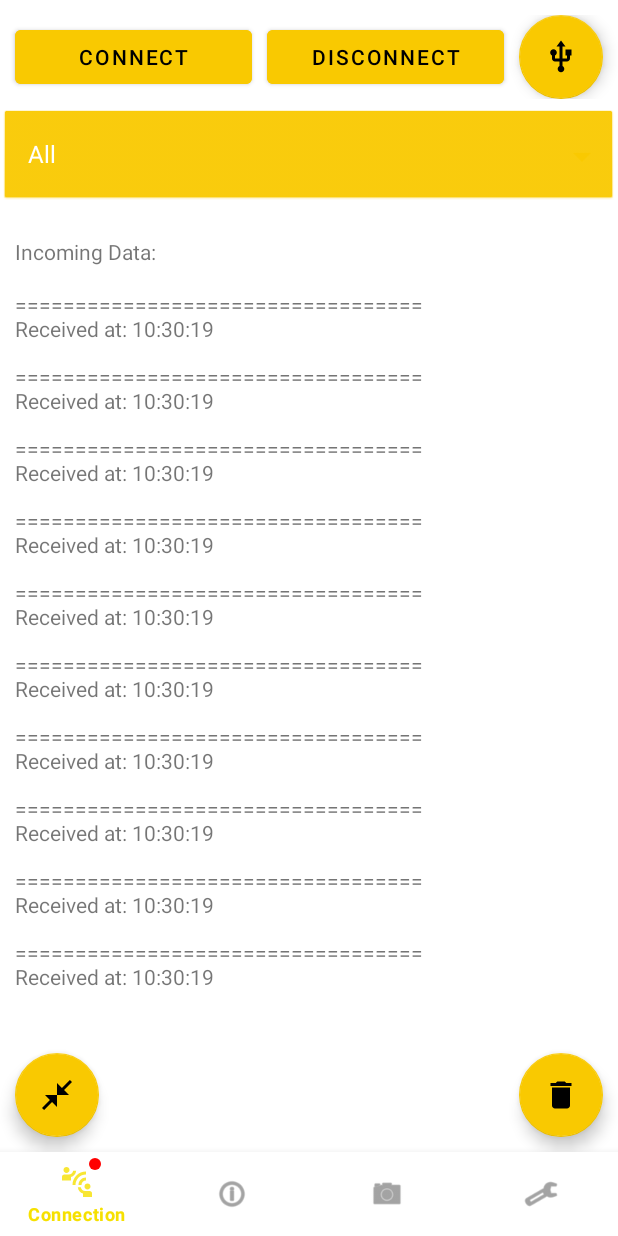
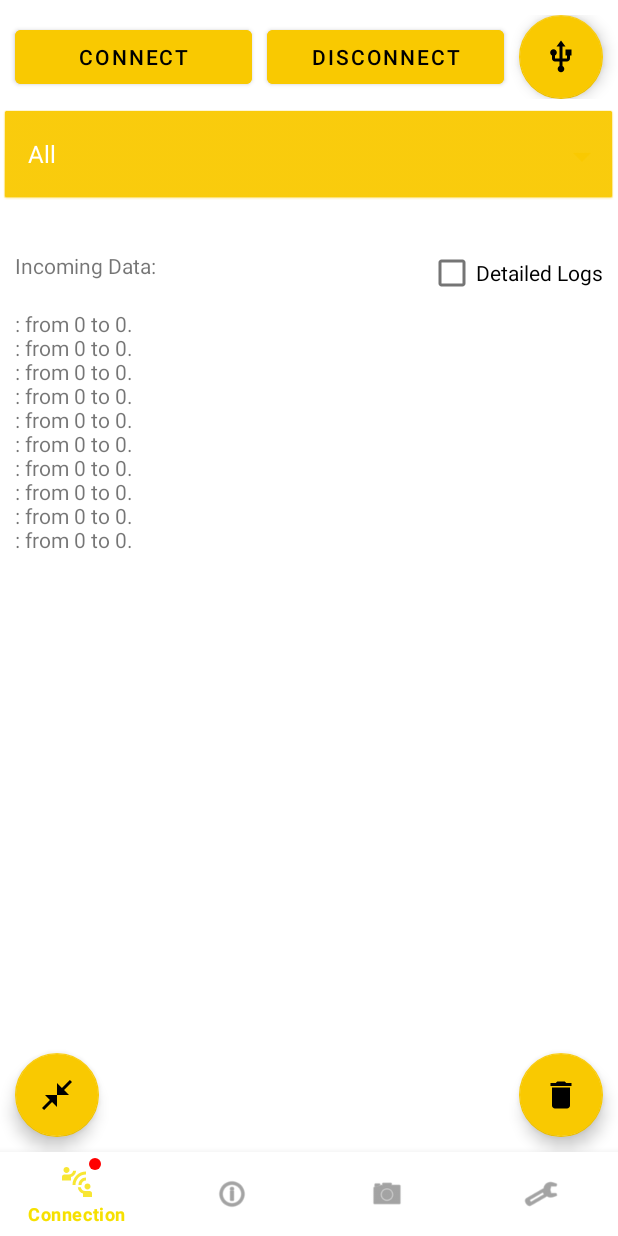
Before and after one commit to SwarmUS/HiveAR, an Android app: the ConnectionViewFragment screen opened through its navigation route, on a phone screen of 412 x 824 dp. Run offline under Robolectric (Android 15) with nearby library versions, the light colour scheme and no system bars; our stand-ins replace navigation-ui; libraries missing offline, so code that uses them is left out: com.felhr.usbserial, com.google.ar.core; 17 statements that could not run were skipped.

Commit message:
Simpler logs button (#75)
* - Added a button to use short msgs instead of full length which can be hard to read. short by default now.
- Bump pheromone

* Fix cannot click

```diff
--- a/HiveAR/app/src/main/java/com/swarmus/hivear/fragments/ConnectionViewFragment.java
+++ b/HiveAR/app/src/main/java/com/swarmus/hivear/fragments/ConnectionViewFragment.java
@@ -7,6 +7,7 @@ import android.view.View;
 import android.view.ViewGroup;
 import android.widget.AdapterView;
 import android.widget.ArrayAdapter;
+import android.widget.CheckBox;
 import android.widget.FrameLayout;
 import android.widget.Spinner;
 import android.widget.TextView;
@@ -42,6 +43,8 @@ public class ConnectionViewFragment extends Fragment {
     private ProtoMsgViewModel protoMsgViewModel;
     private TextView dataReceived;
 
+    private CheckBox detailedLogsCB;
+
     private static final int MSG_LOGGING_LENGTH = 10;
     private boolean isInfoVisible = false;
 
@@ -51,6 +54,7 @@ public class ConnectionViewFragment extends Fragment {
 
         protoMsgViewModel = new ViewModelProvider(requireActivity()).get(ProtoMsgViewModel.class);
         dataReceived = view.findViewById(R.id.dataReceived);
+        detailedLogsCB = view.findViewById(R.id.detailedLogs);
 
         return view;
     }
@@ -75,6 +79,10 @@ public class ConnectionViewFragment extends Fragment {
     private void initButtonCallbacks() {
         getView().findViewById(R.id.hide_ui).setOnClickListener(v -> {
             expandUI(!isInfoVisible);
+        });
+
+        detailedLogsCB.setOnCheckedChangeListener((compoundButton, checked) -> {
+            filterChanged();
         });
 
         getView().findViewById(R.id.clean_text).setOnClickListener(v -> {
@@ -134,18 +142,21 @@ public class ConnectionViewFragment extends Fragment {
 
     private void initLoggerTextView() {
         dataReceived.setMovementMethod(new ScrollingMovementMethod());
-        dataReceived.setText(protoMsgViewModel.getLastMsgsSpannable(MSG_LOGGING_LENGTH));
+        dataReceived.setText(protoMsgViewModel.getLastMsgsSpannable(
+                MSG_LOGGING_LENGTH, detailedLogsCB.isChecked()));
         // Align text correctly on change logging filter
         protoMsgViewModel.getCurrentProtoMsgStorer().observe(getViewLifecycleOwner(), s -> filterChanged());
     }
 
     private void filterChanged() {
         if (protoMsgViewModel.getCurrentProtoMsgStorer().getValue() != null) {
-            dataReceived.setText(protoMsgViewModel.getLastMsgsSpannable(MSG_LOGGING_LENGTH));
+            dataReceived.setText(protoMsgViewModel.getLastMsgsSpannable(
+                    MSG_LOGGING_LENGTH, detailedLogsCB.isChecked()));
 
             // Align text on new message
             protoMsgViewModel.getCurrentProtoMsgStorer().getValue().addObserver((observable, object) -> {
-                dataReceived.setText(protoMsgViewModel.getLastMsgsSpannable(MSG_LOGGING_LENGTH));
+                dataReceived.setText(protoMsgViewModel.getLastMsgsSpannable(MSG_LOGGING_LENGTH,
+                        detailedLogsCB.isChecked()));
             });
         }
     }
--- a/HiveAR/app/src/main/java/com/swarmus/hivear/models/ProtoMsgStorer.java
+++ b/HiveAR/app/src/main/java/com/swarmus/hivear/models/ProtoMsgStorer.java
@@ -1,6 +1,7 @@
 package com.swarmus.hivear.models;
 
 import com.swarmus.hivear.MessageOuterClass;
+import com.swarmus.hivear.viewmodels.ProtoMsgViewModel;
 
 import java.text.SimpleDateFormat;
 import java.util.Calendar;
@@ -45,6 +46,51 @@ public class ProtoMsgStorer extends Observable {
             loggingString += msgQueue.get(i).toString() + "\n";
         }
 
+        return loggingString;
+    }
+
+    public String getLoggingStringShort(int nbToRetrieve) {
+        String loggingString = "";
+
+        nbToRetrieve = Math.min(nbToRetrieve, msgQueue.size());
+        nbToRetrieve = Math.max(nbToRetrieve, 0);
+        for (int i = 0; i < nbToRetrieve; i++) {
+            MessageOuterClass.Message m = msgQueue.get(i);
+            int source = m.getSourceId();
+            int  destination  = m.getDestinationId();
+            String type = "";
+            switch (m.getMessageCase()) {
+                case REQUEST:
+                    type = ProtoMsgViewModel.requestPattern;
+                    break;
+                case RESPONSE:
+                    type = ProtoMsgViewModel.responsePattern;
+                    break;
+                case GREETING:
+                    type = ProtoMsgViewModel.greetingPattern;
+                    break;
+                case VM:
+                    type = ProtoMsgViewModel.vmPattern;
+                    break;
+                case NETWORK:
+                    type = ProtoMsgViewModel.networkPattern;
+                    break;
+                case INTERLOC:
+                    type = ProtoMsgViewModel.interlocPattern;
+                    break;
+                case HIVECONNECT_HIVEMIND:
+                    type = ProtoMsgViewModel.hiveconnectHivemindPattern;
+                    break;
+                case MESSAGE_NOT_SET:
+                    type = ProtoMsgViewModel.nullPattern;
+                    break;
+            }
+
+            loggingString += String.format("%s: from %d to %d.", type, source, destination);
+            if (i != nbToRetrieve - 1) {
+                loggingString += "\n";
+            }
+        }
         return loggingString;
     }
 
--- a/HiveAR/app/src/main/java/com/swarmus/hivear/viewmodels/ProtoMsgViewModel.java
+++ b/HiveAR/app/src/main/java/com/swarmus/hivear/viewmodels/ProtoMsgViewModel.java
@@ -19,12 +19,16 @@ public class ProtoMsgViewModel extends ViewModel {
     private final MutableLiveData<ProtoMsgStorer> currentProtoMsgStorer;
     private final MutableLiveData<List<ProtoMsgStorer>> allProtoMsgStorer;
 
-    private static String requestPattern = "request";
-    private static String responsePattern = "response";
-    private static String greetingPattern = "greeting";
-    private static String nullPattern = "null";
-    private static String destinationPattern = "destination";
-    private static String sourcePattern = "source";
+    public static String requestPattern = "request";
+    public static String responsePattern = "response";
+    public static String greetingPattern = "greeting";
+    public static String nullPattern = "null";
+    public static String destinationPattern = "destination";
+    public static String sourcePattern = "source";
+    public static String vmPattern = "vm";
+    public static String networkPattern = "network";
+    public static String interlocPattern = "interloc";
+    public static String hiveconnectHivemindPattern = "hiveconnectHivemind";
 
     private static int requestColor = Color.BLUE;
     private static int responseColor = Color.GREEN;
@@ -32,6 +36,10 @@ public class ProtoMsgViewModel extends ViewModel {
     private static int invalidColor = Color.RED;
     private static int destinationColor = Color.MAGENTA;
     private static int sourceColor = Color.CYAN;
+    private static int vmColor = Color.rgb(255, 136, 55); // Orange
+    private static int networkColor = Color.rgb(102, 0, 105); // purple
+    private static int interlocColor = Color.rgb(97, 0, 23); //burgundy
+    private static int hiveconnectHivemindColor = Color.rgb(43, 92, 0); // Dark green
 
     public ProtoMsgViewModel() {
         allProtoMsgStorer = new MutableLiveData<>(new ArrayList<>());
@@ -70,13 +78,15 @@ public class ProtoMsgViewModel extends ViewModel {
         }
     }
 
-    public SpannableString getLastMsgsSpannable(int nbToRetrieve) {
+    public SpannableString getLastMsgsSpannable(int nbToRetrieve, boolean isLong) {
 
         if (currentProtoMsgStorer == null || currentProtoMsgStorer.getValue() == null) {
             return new SpannableString("");
         }
 
-        String lastMsgs = currentProtoMsgStorer.getValue().getLoggingString(nbToRetrieve);
+        String lastMsgs = isLong ?
+                currentProtoMsgStorer.getValue().getLoggingString(nbToRetrieve) :
+                currentProtoMsgStorer.getValue().getLoggingStringShort(nbToRetrieve);
 
         SpannableString s = new SpannableString(lastMsgs);
         String[] parts = lastMsgs.split("\n");
@@ -86,13 +96,21 @@ public class ProtoMsgViewModel extends ViewModel {
         int lastNull = 0;
         int lastDestination = 0;
         int lastSource = 0;
+        int lastVM = 0;
+        int lastNetwork = 0;
+        int lastInterloc = 0;
+        int lastHiveconnectHivemind = 0;
         for(final String word : parts) {
-            lastResponse =      colorizeString(responsePattern,     lastResponse,       responseColor,      word, lastMsgs, s);
-            lastRequest =       colorizeString(requestPattern,      lastRequest,        requestColor,       word, lastMsgs, s);
-            lastGreeting =      colorizeString(greetingPattern,     lastGreeting,       greetingColor,      word, lastMsgs, s);
-            lastNull =          colorizeString(nullPattern,         lastNull,           invalidColor,       word, lastMsgs, s);
-            lastDestination =   colorizeString(destinationPattern,  lastDestination,    destinationColor,   word, lastMsgs, s);
-            lastSource =        colorizeString(sourcePattern,       lastSource,         sourceColor,        word, lastMsgs, s);
+            lastResponse =              colorizeString(responsePattern,             lastResponse,           responseColor,              word, lastMsgs, s);
+            lastRequest =               colorizeString(requestPattern,              lastRequest,            requestColor,               word, lastMsgs, s);
+            lastGreeting =              colorizeString(greetingPattern,             lastGreeting,           greetingColor,              word, lastMsgs, s);
+            lastNull =                  colorizeString(nullPattern,                 lastNull,               invalidColor,               word, lastMsgs, s);
+            lastDestination =           colorizeString(destinationPattern,          lastDestination,        destinationColor,           word, lastMsgs, s);
+            lastSource =                colorizeString(sourcePattern,               lastSource,             sourceColor,                word, lastMsgs, s);
+            lastVM =                    colorizeString(vmPattern,                   lastVM,                 vmColor,                    word, lastMsgs, s);
+            lastNetwork =               colorizeString(networkPattern,              lastNetwork,            networkColor,               word, lastMsgs, s);
+            lastInterloc =              colorizeString(interlocPattern,             lastInterloc,           interlocColor,              word, lastMsgs, s);
+            lastHiveconnectHivemind =   colorizeString(hiveconnectHivemindPattern,  lastHiveconnectHivemind,hiveconnectHivemindColor,   word, lastMsgs, s);
         }
         return s;
     }
--- a/HiveAR/app/src/main/res/layout/connection_view_fragment.xml
+++ b/HiveAR/app/src/main/res/layout/connection_view_fragment.xml
@@ -119,8 +119,20 @@
                 android:layout_height="wrap_content"
                 android:layout_marginStart="10dp"
                 android:layout_marginTop="10dp"
+                android:layout_marginBottom="10dp"
                 android:text="@string/incoming_data"
+                app:layout_constraintBottom_toTopOf="@+id/dataReceived"
                 app:layout_constraintStart_toStartOf="parent"
+                app:layout_constraintTop_toTopOf="parent" />
+
+            <CheckBox
+                android:id="@+id/detailedLogs"
+                android:layout_width="wrap_content"
+                android:layout_height="wrap_content"
+                android:layout_marginTop="10dp"
+                android:layout_marginEnd="10dp"
+                android:text="Detailed Logs"
+                app:layout_constraintEnd_toEndOf="parent"
                 app:layout_constraintTop_toTopOf="parent" />
 
             <TextView
@@ -135,7 +147,7 @@
                 app:layout_constraintBottom_toBottomOf="parent"
                 app:layout_constraintEnd_toEndOf="parent"
                 app:layout_constraintStart_toStartOf="parent"
-                app:layout_constraintTop_toBottomOf="@+id/incomingData" />
+                app:layout_constraintTop_toBottomOf="@+id/detailedLogs" />
         </androidx.constraintlayout.widget.ConstraintLayout>
 
         <androidx.constraintlayout.widget.ConstraintLayout
```
